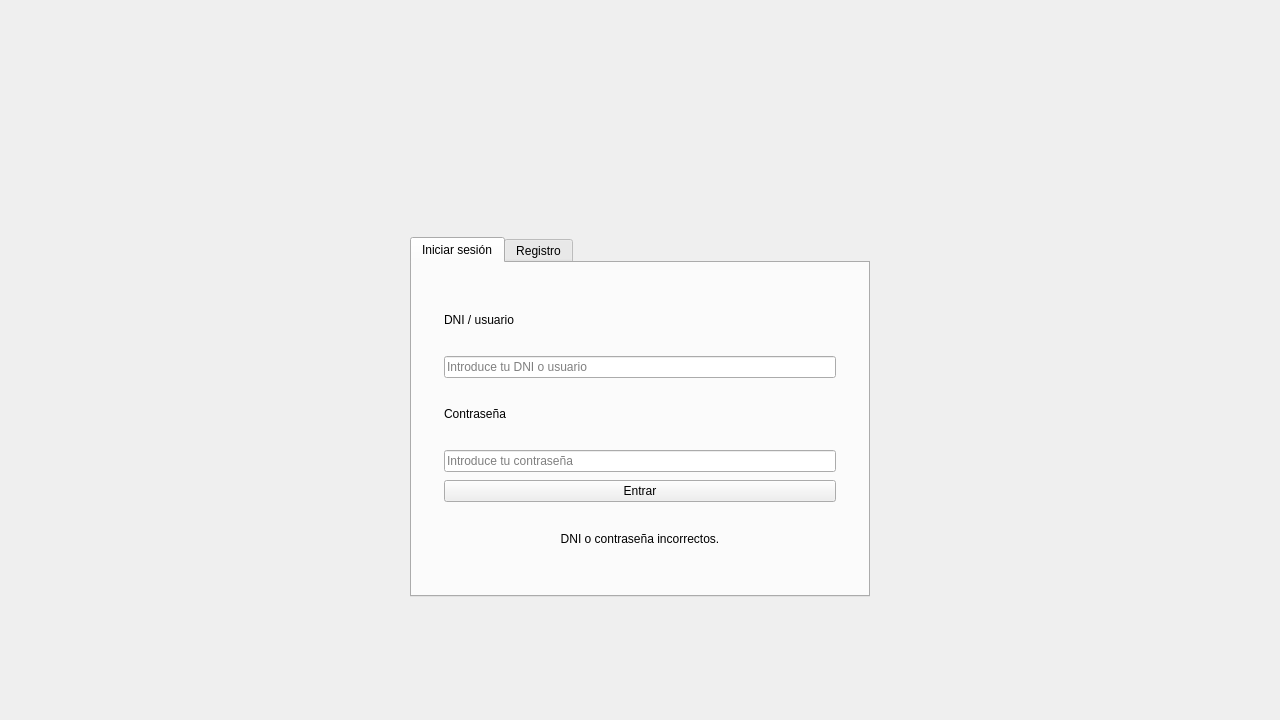
The window that src/views/login.ui (r0bertori/ProyectoIngenieriaInformaticaI) describes before a commit, drawn with Qt 5.
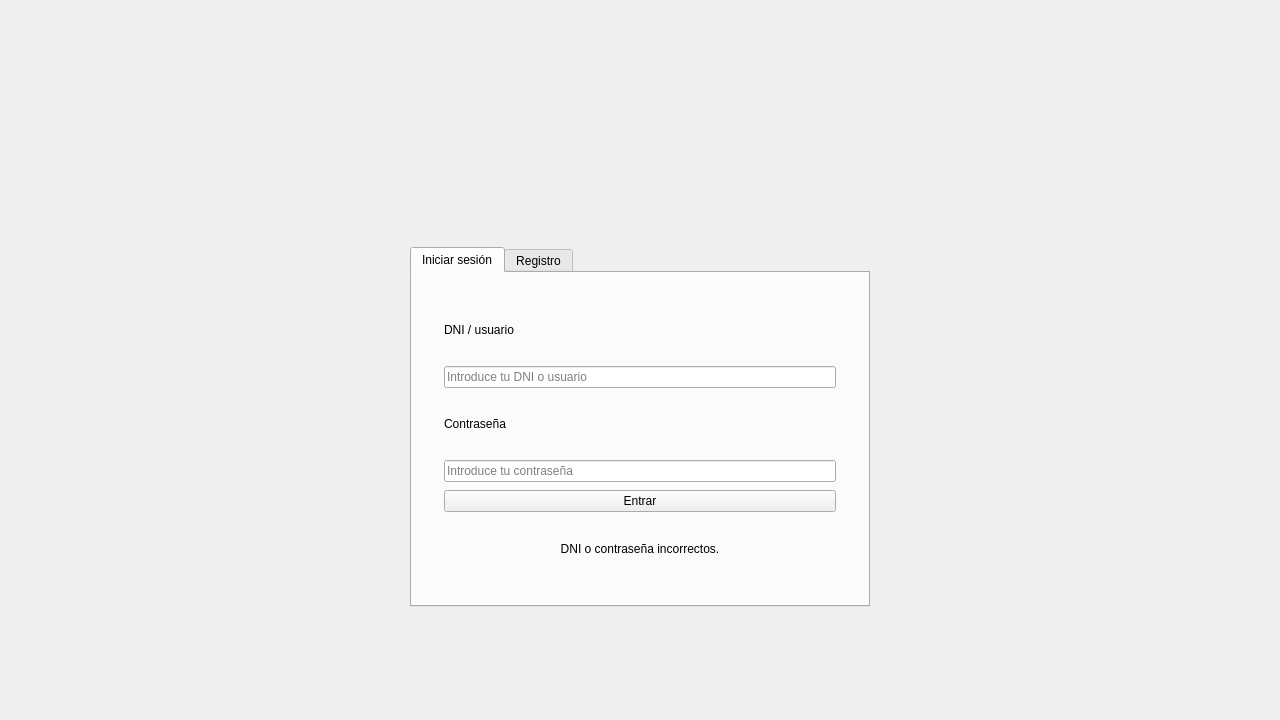
The same window after the commit. Icons and pictures are not drawn.

Commit message: armonizacion logo

What changed in the file:
```diff
--- a/src/views/login.ui
+++ b/src/views/login.ui
@@ -27,7 +27,7 @@
     <number>20</number>
    </property>
    <property name="topMargin">
-    <number>20</number>
+    <number>40</number>
    </property>
    <property name="rightMargin">
     <number>20</number>
```
